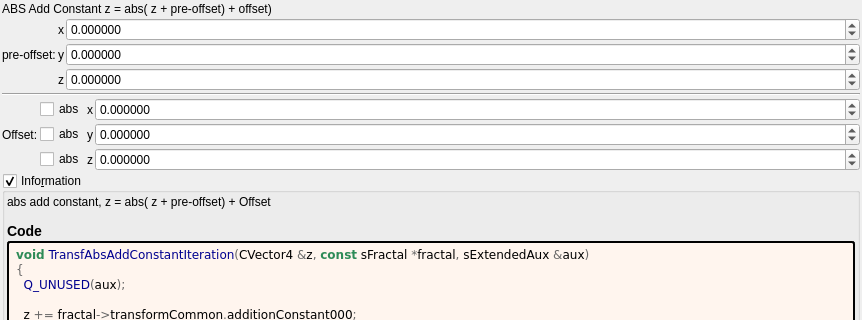
Qt form mandelbulber2/formula/ui/transf_abs_add_constant.ui (buddhi1980/mandelbulber2) before a commit; both pictures show x 0 to 862 and y 0 to 320 of the 862 by 1005 pixel window.
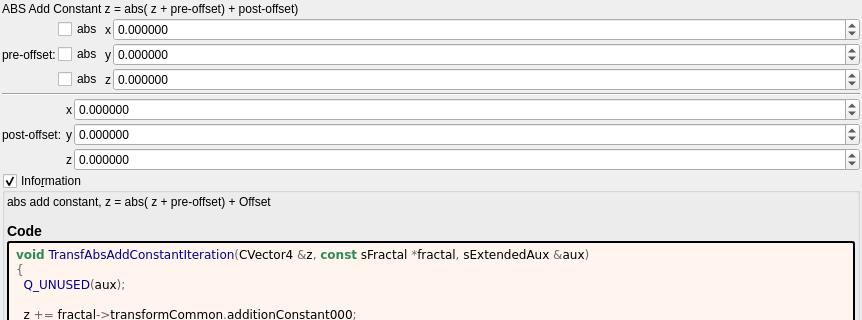
The same form after that commit. Custom widgets are drawn as their Qt base class.

What changed in the file:
```diff
--- a/mandelbulber2/formula/ui/transf_abs_add_constant.ui
+++ b/mandelbulber2/formula/ui/transf_abs_add_constant.ui
@@ -32,7 +32,7 @@
    <item>
     <widget class="QLabel" name="label_26">
      <property name="text">
-      <string>ABS Add Constant z = abs( z + pre-offset) + offset)</string>
+      <string>ABS Add Constant z = abs( z + pre-offset) + post-offset)</string>
      </property>
     </widget>
    </item>
@@ -144,6 +144,27 @@
        </property>
       </widget>
      </item>
+     <item row="0" column="1">
+      <widget class="MyCheckBox" name="checkBox_transf_function_enabledx">
+       <property name="text">
+        <string notr="true">abs</string>
+       </property>
+      </widget>
+     </item>
+     <item row="1" column="1">
+      <widget class="MyCheckBox" name="checkBox_transf_function_enabledy">
+       <property name="text">
+        <string notr="true">abs</string>
+       </property>
+      </widget>
+     </item>
+     <item row="2" column="1">
+      <widget class="MyCheckBox" name="checkBox_transf_function_enabledz">
+       <property name="text">
+        <string notr="true">abs</string>
+       </property>
+      </widget>
+     </item>
     </layout>
    </item>
    <item>
@@ -182,7 +203,7 @@
      <item row="2" column="0">
       <widget class="QLabel" name="label_259">
        <property name="text">
-        <string>Offset:</string>
+        <string>post-offset:</string>
        </property>
       </widget>
      </item>
@@ -246,20 +267,6 @@
        </property>
       </widget>
      </item>
-     <item row="1" column="1">
-      <widget class="MyCheckBox" name="checkBox_transf_function_enabledx">
-       <property name="text">
-        <string notr="true">abs</string>
-       </property>
-      </widget>
-     </item>
-     <item row="2" column="1">
-      <widget class="MyCheckBox" name="checkBox_transf_function_enabledy">
-       <property name="text">
-        <string notr="true">abs</string>
-       </property>
-      </widget>
-     </item>
      <item row="0" column="0" colspan="4">
       <widget class="Line" name="line_53">
        <property name="orientation">
@@ -283,13 +290,6 @@
        </property>
       </widget>
      </item>
-     <item row="3" column="1">
-      <widget class="MyCheckBox" name="checkBox_transf_function_enabledz">
-       <property name="text">
-        <string notr="true">abs</string>
-       </property>
-      </widget>
-     </item>
      <item row="3" column="3">
       <widget class="MyDoubleSpinBox" name="spinbox3_transf_offsetA_000_z">
        <property name="sizePolicy">
@@ -419,11 +419,6 @@
   </layout>
  </widget>
  <customwidgets>
-  <customwidget>
-   <class>MyDoubleSpinBox</class>
-   <extends>QDoubleSpinBox</extends>
-   <header>my_double_spin_box.h</header>
-  </customwidget>
   <customwidget>
    <class>MyGroupBox</class>
    <extends>QGroupBox</extends>
@@ -435,6 +430,11 @@
    <extends>QCheckBox</extends>
    <header>my_check_box.h</header>
   </customwidget>
+  <customwidget>
+   <class>MyDoubleSpinBox</class>
+   <extends>QDoubleSpinBox</extends>
+   <header>my_double_spin_box.h</header>
+  </customwidget>
  </customwidgets>
  <tabstops>
   <tabstop>spinbox3_transf_addition_constant_x</tabstop>
```
Left out of the diff: 2 changed lines with no effect on the pictures.
